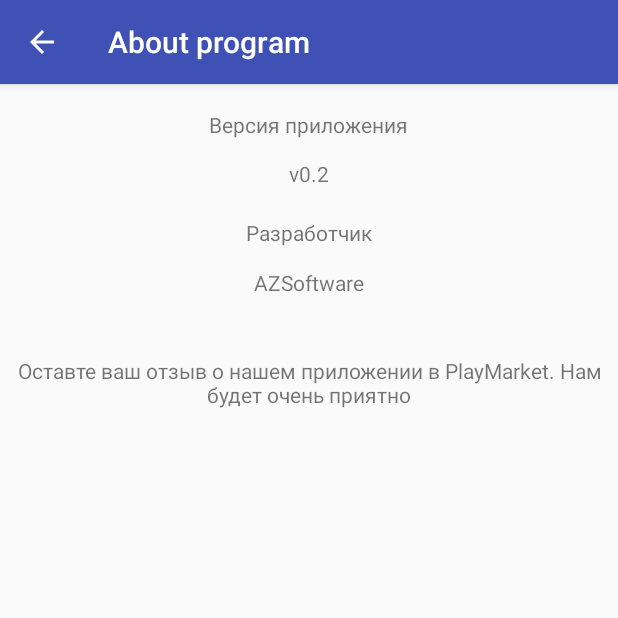
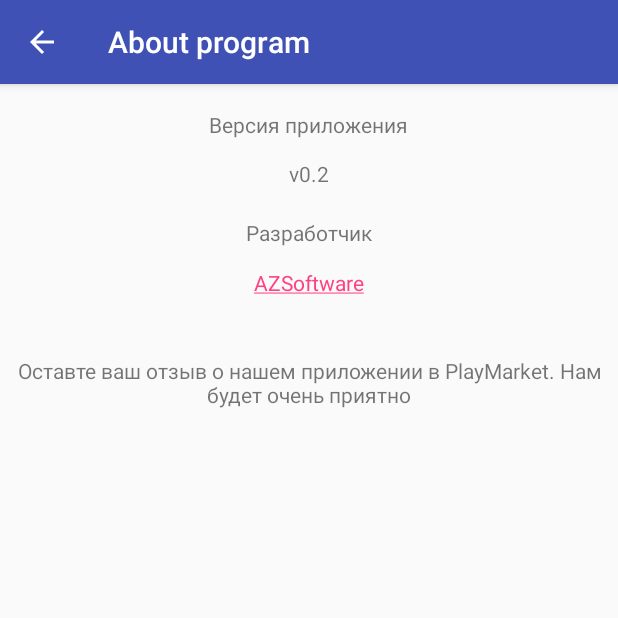
Before and after one commit to Morvell/TimusStatTrakV2, an Android app: the AboutActivity screen opened directly, with no data from a screen before it, on a phone screen of 412 x 824 dp, the top half of it. Run offline under Robolectric (Android 15) with nearby library versions, the phone set to English and light mode, and no system bars; our stand-ins replace AdMob; 1 statement that could not run was skipped.

Commit message:
Добавлена ссылка на автора

```diff
--- a/app/src/main/java/xyz/jormungand/timusstattrak/AboutActivity.java
+++ b/app/src/main/java/xyz/jormungand/timusstattrak/AboutActivity.java
@@ -5,6 +5,8 @@ import com.google.android.gms.ads.AdView;
 
 import android.os.Bundle;
 import android.support.v7.app.AppCompatActivity;
+import android.text.method.LinkMovementMethod;
+import android.widget.TextView;
 
 public class AboutActivity extends AppCompatActivity {
 
@@ -13,11 +15,16 @@ public class AboutActivity extends AppCompatActivity {
         super.onCreate(savedInstanceState);
         setContentView(R.layout.activity_about);
 
+        TextView textView = (TextView) findViewById(R.id.textViewAZSoftware);
+        textView.setMovementMethod(LinkMovementMethod.getInstance());
+
         // Load an ad into the AdMob banner view.
         AdView adView = (AdView) findViewById(R.id.adView);
         AdRequest adRequest = new AdRequest.Builder()
                 .setRequestAgent("ca-app-pub-8467305463887516~6261728988").build();
         adView.loadAd(adRequest);
+
+
 
     }
 
--- a/app/src/main/res/layout/activity_about.xml
+++ b/app/src/main/res/layout/activity_about.xml
@@ -33,19 +33,20 @@
         android:id="@+id/textView3" />
 
     <TextView
-        android:text="AZSoftware"
+        android:text="@string/azsoftware"
         android:layout_width="wrap_content"
         android:layout_height="wrap_content"
         android:layout_below="@+id/textView3"
         android:layout_centerHorizontal="true"
         android:layout_marginTop="14dp"
-        android:id="@+id/textView4" />
+        android:linksClickable="true"
+        android:id="@+id/textViewAZSoftware" />
 
     <TextView
         android:text="Оставте ваш отзыв о нашем приложении в PlayMarket. Нам будет очень приятно"
         android:layout_width="wrap_content"
         android:layout_height="wrap_content"
-        android:layout_below="@+id/textView4"
+        android:layout_below="@+id/textViewAZSoftware"
         android:layout_centerHorizontal="true"
         android:layout_marginTop="39dp"
         android:id="@+id/textView5"
--- a/app/src/main/res/values/strings.xml
+++ b/app/src/main/res/values/strings.xml
@@ -15,4 +15,5 @@
         For more information, see https://support.google.com/admob/answer/3052638
     <!- -->
     <string name="banner_ad_unit_id">ca-app-pub-8467305463887516/2852434180</string>
+    <string name="azsoftware"><a href="https://play.google.com/store/apps/developer?id=AZCode">AZSoftware</a></string>
 </resources>
--- a/build.gradle
+++ b/build.gradle
@@ -5,7 +5,7 @@ buildscript {
         jcenter()
     }
     dependencies {
-        classpath 'com.android.tools.build:gradle:2.2.3'
+        classpath 'com.android.tools.build:gradle:2.3.0'
 
         // NOTE: Do not place your application dependencies here; they belong
         // in the individual module build.gradle files
```
